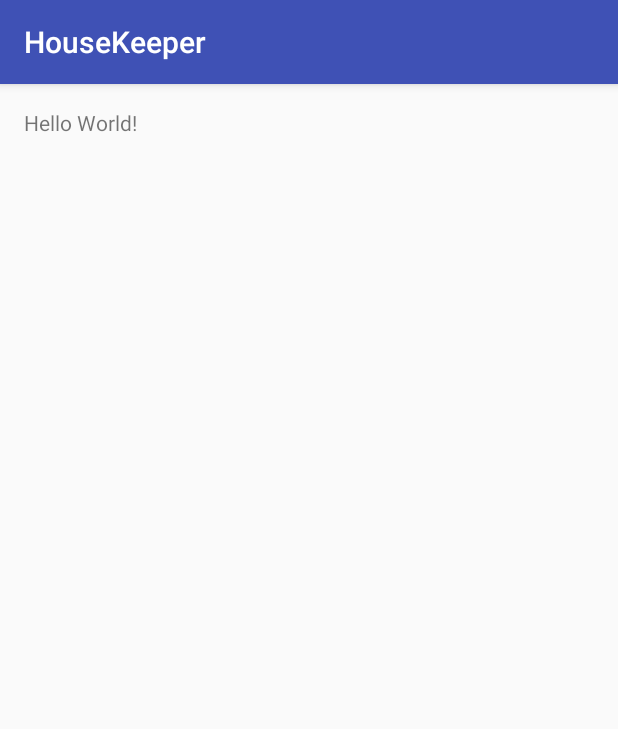
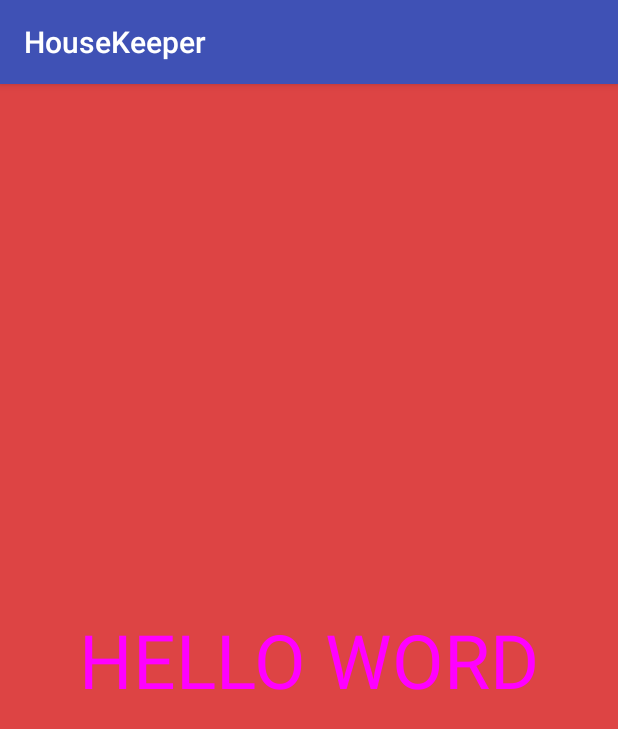
Before and after one commit to Freedom-01/HouseKeeper, an Android app: the screen it shows after launch (MainActivity), on a phone screen of 412 x 824 dp. Shown: the top 729 px of the screen. Run offline under Robolectric (Android 15) with nearby library versions, the phone set to English and light mode, and no system bars.

Commit message:
电脑管家创建

```diff
--- a/app/src/main/res/layout/activity_main.xml
+++ b/app/src/main/res/layout/activity_main.xml
@@ -7,10 +7,15 @@
     android:paddingLeft="@dimen/activity_horizontal_margin"
     android:paddingRight="@dimen/activity_horizontal_margin"
     android:paddingTop="@dimen/activity_vertical_margin"
+    android:background="#dd4444"
     tools:context="cn.feicui.com.housekeeper.MainActivity">
 
     <TextView
         android:layout_width="wrap_content"
         android:layout_height="wrap_content"
-        android:text="Hello World!" />
+        android:text="HELLO WORD"
+        android:textSize="50sp"
+        android:textColor="#ff00ff"
+        android:layout_centerVertical="true"
+        android:layout_centerHorizontal="true" />
 </RelativeLayout>
```
